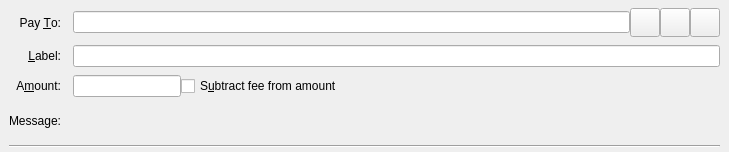
This is src/qt/forms/sendcoinsentry.ui in HTMLCOIN/HTMLCOIN as Qt 5 draws it before an edit. The edited form follows.
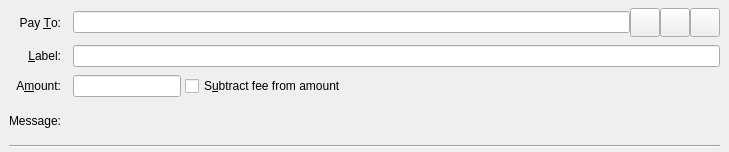
This is the edited form. Icons and pictures are not drawn. Custom widgets are drawn as their Qt base class.

```diff
--- a/src/qt/forms/sendcoinsentry.ui
+++ b/src/qt/forms/sendcoinsentry.ui
@@ -37,15 +37,31 @@
      <number>8</number>
     </property>
     <item row="2" column="1">
-     <layout class="QHBoxLayout" name="horizontalLayoutAmount" stretch="0,1">
+     <layout class="QHBoxLayout" name="horizontalLayoutAmount" stretch="0,0,1">
       <item>
        <widget class="BitcoinAmountField" name="payAmount"/>
       </item>
+      <item>
+       <spacer name="horizontalSpacer">
+        <property name="orientation">
+         <enum>Qt::Horizontal</enum>
+        </property>
+        <property name="sizeHint" stdset="0">
+         <size>
+          <width>4</width>
+          <height>20</height>
+         </size>
+        </property>
+       </spacer>
+      </item>
       <item>
        <widget class="QCheckBox" name="checkboxSubtractFeeFromAmount">
         <property name="toolTip">
          <string>The fee will be deducted from the amount being sent. The recipient will receive less HTMLCOIN than you enter in the amount field. If multiple recipients are selected, the fee is split equally.</string>
         </property>
+        <property name="layoutDirection">
+         <enum>Qt::LeftToRight</enum>
+        </property>
         <property name="text">
          <string>S&amp;ubtract fee from amount</string>
         </property>
```
